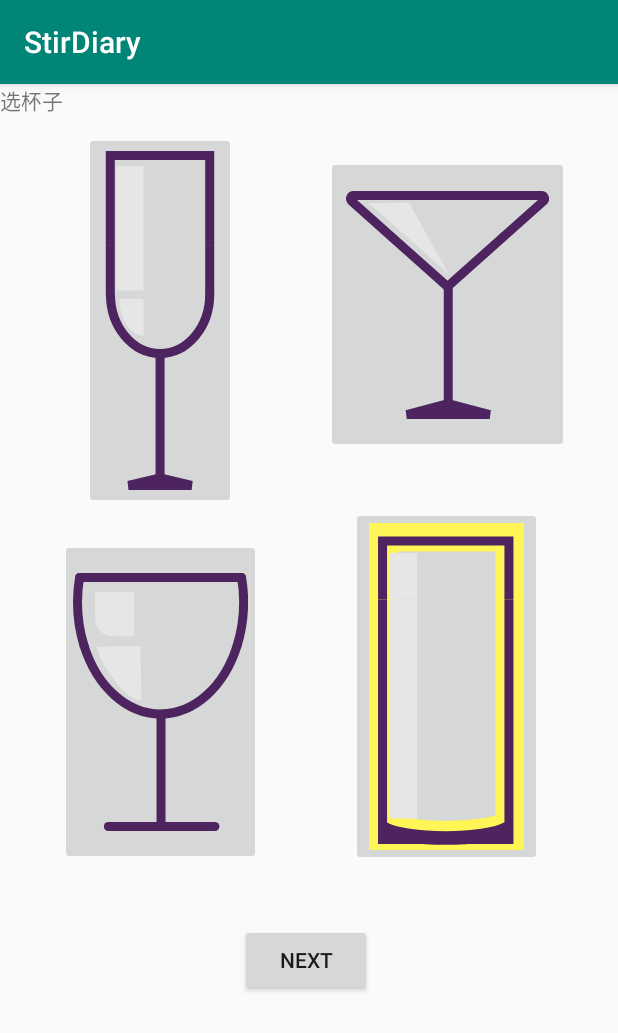
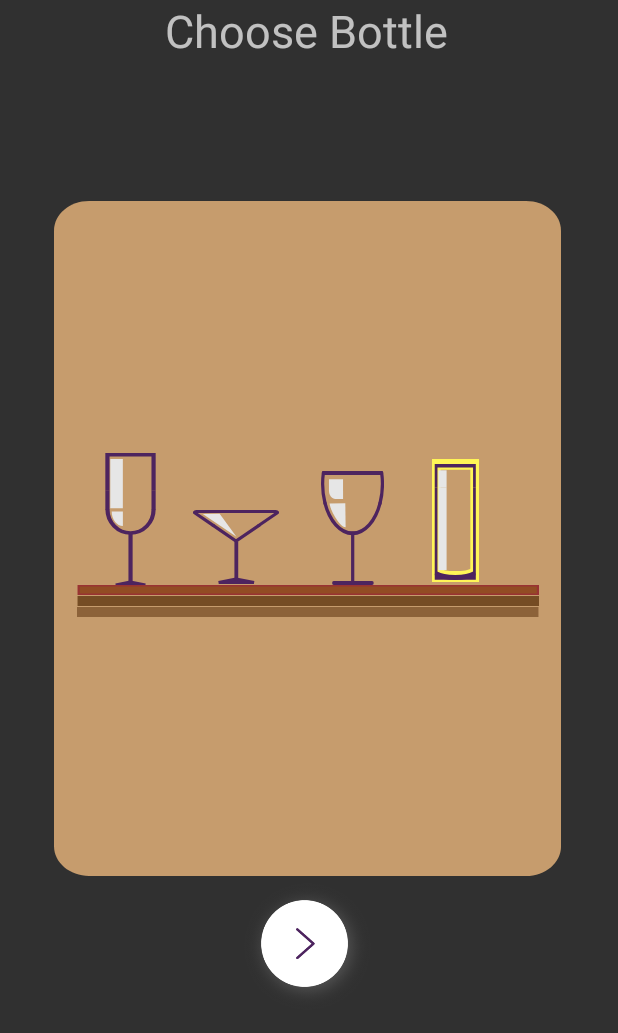
Before and after one commit to RotonNorrison/StirDiary, an Android app: the DcBottle screen opened directly, with no data from a screen before it, after a tap on an icon or button, on a phone screen of 412 x 824 dp. Shown: the top 1033 px of the screen. Run offline under Robolectric (Android 15) with nearby library versions, the phone set to English and light mode, and no system bars; 1 other tap on this screen came first.

Commit message:
CSR_Mod11（修正了好多部分）

```diff
--- a/app/build.gradle
+++ b/app/build.gradle
@@ -26,6 +26,6 @@ dependencies {
     testImplementation 'junit:junit:4.12'
     implementation 'com.google.code.gson:gson:2.8.6'
     androidTestImplementation 'androidx.test:runner:1.2.0'
-    androidTestImplementation 'androidx.test.espresso:espresso-core:3.2.0'、
-    implementation 'org.apache.xmlgraphics:batik:1.13'、
+    androidTestImplementation 'androidx.test.espresso:espresso-core:3.2.0'
+    implementation 'org.apache.xmlgraphics:batik:1.13'
 }
--- a/app/src/main/java/com/example/stirdiary/DcBottle.java
+++ b/app/src/main/java/com/example/stirdiary/DcBottle.java
@@ -13,8 +13,10 @@ public class DcBottle extends AppCompatActivity {
     protected void onCreate(Bundle savedInstanceState) {
         super.onCreate(savedInstanceState);
         setContentView(R.layout.diary_creation_bottle);
-        final Diary creatingDiary = (Diary) getIntent().getSerializableExtra("diaryInfo");
+        final Diary creatingDiary = new Diary();
         creatingDiary.showInfo();
+        //图片生成
+        final DiaryFileHelper mDFH = new DiaryFileHelper(getApplicationContext());
         //四个酒的按钮事件
         final ImageButton btn_for_choose_bottle1 = findViewById(R.id.chooseBottle_Bottle1_btn);
         final ImageButton btn_for_choose_bottle2 = findViewById(R.id.chooseBottle_Bottle2_btn);
@@ -24,10 +26,10 @@ public class DcBottle extends AppCompatActivity {
             @Override
             public void onClick(View v) {
                 creatingDiary.setBottle_kind(1);
-                btn_for_choose_bottle1.setImageResource(R.drawable.ic_glass1_chosen);
-                btn_for_choose_bottle2.setImageResource(R.drawable.ic_glass2);
-                btn_for_choose_bottle3.setImageResource(R.drawable.ic_glass3);
-                btn_for_choose_bottle4.setImageResource(R.drawable.ic_glass4);
+                btn_for_choose_bottle1.setBackgroundResource(R.drawable.ic_glass1_chosen);
+                btn_for_choose_bottle2.setBackgroundResource(R.drawable.ic_glass2);
+                btn_for_choose_bottle3.setBackgroundResource(R.drawable.ic_glass3);
+                btn_for_choose_bottle4.setBackgroundResource(R.drawable.ic_glass4);
             }
         });
 
@@ -35,10 +37,10 @@ public class DcBottle extends AppCompatActivity {
             @Override
             public void onClick(View v) {
                 creatingDiary.setBottle_kind(2);
-                btn_for_choose_bottle1.setImageResource(R.drawable.ic_glass1);
-                btn_for_choose_bottle2.setImageResource(R.drawable.ic_glass2_chosen);
-                btn_for_choose_bottle3.setImageResource(R.drawable.ic_glass3);
-                btn_for_choose_bottle4.setImageResource(R.drawable.ic_glass4);
+                btn_for_choose_bottle1.setBackgroundResource(R.drawable.ic_glass1);
+                btn_for_choose_bottle2.setBackgroundResource(R.drawable.ic_glass2_chosen);
+                btn_for_choose_bottle3.setBackgroundResource(R.drawable.ic_glass3);
+                btn_for_choose_bottle4.setBackgroundResource(R.drawable.ic_glass4);
             }
         });
 
@@ -46,10 +48,10 @@ public class DcBottle extends AppCompatActivity {
             @Override
             public void onClick(View v) {
                 creatingDiary.setBottle_kind(3);
-                btn_for_choose_bottle1.setImageResource(R.drawable.ic_glass1);
-                btn_for_choose_bottle2.setImageResource(R.drawable.ic_glass2);
-                btn_for_choose_bottle3.setImageResource(R.drawable.ic_glass3_chosen);
-                btn_for_choose_bottle4.setImageResource(R.drawable.ic_glass4);
+                btn_for_choose_bottle1.setBackgroundResource(R.drawable.ic_glass1);
+                btn_for_choose_bottle2.setBackgroundResource(R.drawable.ic_glass2);
+                btn_for_choose_bottle3.setBackgroundResource(R.drawable.ic_glass3_chosen);
+                btn_for_choose_bottle4.setBackgroundResource(R.drawable.ic_glass4);
             }
         });
 
@@ -57,10 +59,10 @@ public class DcBottle extends AppCompatActivity {
             @Override
             public void onClick(View v) {
                 creatingDiary.setBottle_kind(4);
-                btn_for_choose_bottle1.setImageResource(R.drawable.ic_glass1);
-                btn_for_choose_bottle2.setImageResource(R.drawable.ic_glass2);
-                btn_for_choose_bottle3.setImageResource(R.drawable.ic_glass3);
-                btn_for_choose_bottle4.setImageResource(R.drawable.ic_glass4_chosen);
+                btn_for_choose_bottle1.setBackgroundResource(R.drawable.ic_glass1);
+                btn_for_choose_bottle2.setBackgroundResource(R.drawable.ic_glass2);
+                btn_for_choose_bottle3.setBackgroundResource(R.drawable.ic_glass3);
+                btn_for_choose_bottle4.setBackgroundResource(R.drawable.ic_glass4_chosen);
             }
         });
 
@@ -74,6 +76,11 @@ public class DcBottle extends AppCompatActivity {
                 Intent it_for_choose_base = new Intent(DcBottle.this, DcBaseWine.class);
                 it_for_choose_base.putExtra("diaryInfo", creatingDiary);
                 startActivity(it_for_choose_base);
+                try {
+                    mDFH.generateDiarySVG("temp", creatingDiary);
+                } catch (Exception e) {
+                    e.printStackTrace();
+                }
                 finish();
             }
         });
--- a/app/src/main/java/com/example/stirdiary/DcChooseWay.java
+++ b/app/src/main/java/com/example/stirdiary/DcChooseWay.java
@@ -14,7 +14,6 @@ public class DcChooseWay extends AppCompatActivity {
 
     private RadioGroup radioGroup = null;
     private RadioButton chooseStirWay_radiobtn_duihe, chooseStirWay_radiobtn_tiaohe, chooseStirWay_radiobtn_yaohe;
-
     @Override
     protected void onCreate(Bundle savedInstanceState) {
         super.onCreate(savedInstanceState);
@@ -44,8 +43,6 @@ public class DcChooseWay extends AppCompatActivity {
                 }
             }
         });
-
-
         //下一步按钮事件绑定
         Button btn_for_continue_to_creating_final_preview;
         btn_for_continue_to_creating_final_preview =
--- a/app/src/main/java/com/example/stirdiary/DcFinal.java
+++ b/app/src/main/java/com/example/stirdiary/DcFinal.java
@@ -56,6 +56,7 @@ public class DcFinal extends AppCompatActivity {
                 finalDlist.add(creatingDiary);
                 try {
                     mDFH.saveDiaryListToFile("diary_list_storage", finalDlist);
+                    mDFH.generateDiarySVG(creatingDiary.getDiary_title(), creatingDiary);
                 } catch (Exception e) {
                     e.printStackTrace();
                 }
--- a/app/src/main/java/com/example/stirdiary/Diary.java
+++ b/app/src/main/java/com/example/stirdiary/Diary.java
@@ -18,7 +18,7 @@ public class Diary implements Serializable {
     private int stir_way;
 
 
-    public String getDiary_title() {
+    final public String getDiary_title() {
         return diary_title;
     }
 
--- a/app/src/main/java/com/example/stirdiary/MainActivity.java
+++ b/app/src/main/java/com/example/stirdiary/MainActivity.java
@@ -36,7 +36,7 @@ public class MainActivity extends AppCompatActivity {
         btn_for_creation.setOnClickListener(new View.OnClickListener() {
             @Override
             public void onClick(View v) {
-                Intent it_for_creation = new Intent(MainActivity.this, DiaryCreate.class);
+                Intent it_for_creation = new Intent(MainActivity.this, DcBottle.class);
                 startActivity(it_for_creation);
             }
 
--- /dev/null
+++ b/app/src/main/res/drawable/ic_board.xml
@@ -0,0 +1,9 @@
+<vector xmlns:android="http://schemas.android.com/apk/res/android"
+        android:width="848dp"
+        android:height="1334.5dp"
+        android:viewportWidth="848"
+        android:viewportHeight="1334.5">
+  <path
+          android:pathData="M789.4,1334.5H58.6c-32.3,0 -58.6,-26.2 -58.6,-58.6V58.6C0,26.2 26.2,0 58.6,0h730.9C821.8,0 848,26.2 848,58.6v1217.4C848,1308.3 821.8,1334.5 789.4,1334.5z"
+          android:fillColor="#C69C6D"/>
+</vector>
--- a/app/src/main/res/layout/activity_main.xml
+++ b/app/src/main/res/layout/activity_main.xml
@@ -2,7 +2,9 @@
 <RelativeLayout xmlns:android="http://schemas.android.com/apk/res/android"
                 android:orientation="vertical"
                 android:layout_width="match_parent"
-                android:layout_height="match_parent">
+                android:layout_height="match_parent"
+                android:background="#000000"
+>
 
     <ImageView
             android:id="@+id/activity_main_bakground"
--- a/app/src/main/res/layout/diary_creation_bottle.xml
+++ b/app/src/main/res/layout/diary_creation_bottle.xml
@@ -5,64 +5,69 @@
         xmlns:tools="http://schemas.android.com/tools"
         android:layout_width="match_parent"
         android:layout_height="match_parent">
-
+    <ImageView android:layout_width="338dp" android:layout_height="450dp"
+               android:background="@drawable/ic_board" app:layout_constraintTop_toTopOf="parent"
+               app:layout_constraintStart_toStartOf="parent" android:layout_marginLeft="36dp"
+               android:layout_marginTop="134dp" android:layout_marginStart="36dp"/>
+    <ImageButton
+            android:id="@+id/chooseBottle_Bottle4_btn"
+            android:layout_width="31dp"
+            android:layout_height="82dp"
+            android:background="@drawable/ic_glass4_selector"
+            app:layout_constraintStart_toEndOf="@+id/chooseBottle_Bottle3_btn" android:layout_marginLeft="32dp"
+            android:layout_marginStart="32dp" app:layout_constraintTop_toTopOf="parent"
+            android:layout_marginTop="306dp"/>
+    <ImageButton
+            android:id="@+id/chooseBottle_Bottle2_btn"
+            android:layout_width="57dp"
+            android:layout_height="49dp"
+            android:layout_marginStart="20dp"
+            android:layout_marginLeft="20dp"
+            android:layout_marginTop="340dp"
+            app:layout_constraintStart_toEndOf="@+id/chooseBottle_Bottle1_btn"
+            app:layout_constraintTop_toTopOf="parent"
+            android:background="@drawable/ic_glass2_selector"/>
     <ImageButton
             android:id="@+id/chooseBottle_Bottle3_btn"
-        android:layout_width="134dp"
-        android:layout_height="217dp"
-        android:layout_marginStart="40dp"
-        android:layout_marginLeft="40dp"
-        android:layout_marginTop="20dp"
+            android:layout_width="42dp"
+            android:layout_height="76dp"
+            android:background="@drawable/ic_glass3_selector"
+            app:layout_constraintStart_toEndOf="@+id/chooseBottle_Bottle2_btn" android:layout_marginLeft="28dp"
+            android:layout_marginStart="28dp" app:layout_constraintTop_toTopOf="parent"
+            android:layout_marginTop="314dp"/>
+    <ImageButton
+            android:id="@+id/chooseBottle_Bottle1_btn"
+            android:layout_width="43dp"
+            android:layout_height="89dp"
+            android:layout_marginStart="65dp"
+            android:layout_marginLeft="56dp"
+            android:layout_marginTop="302dp"
             app:layout_constraintStart_toStartOf="parent"
-        app:layout_constraintTop_toBottomOf="@+id/chooseBottle_Bottle1_btn"
-        app:srcCompat="@drawable/ic_glass3_selector" />
+            app:layout_constraintTop_toTopOf="parent"
+            android:background="@drawable/ic_glass1_selector"/>
 
-    <ImageButton
-        android:id="@+id/chooseBottle_Bottle4_btn"
-        android:layout_width="127dp"
-        android:layout_height="239dp"
-        android:layout_marginStart="60dp"
-        android:layout_marginLeft="60dp"
-        android:layout_marginTop="36dp"
-        app:layout_constraintStart_toEndOf="@+id/chooseBottle_Bottle3_btn"
-        app:layout_constraintTop_toBottomOf="@+id/chooseBottle_Bottle2_btn"
-        app:srcCompat="@drawable/ic_glass4_selector" />
-
-    <ImageButton
-            android:id="@+id/chooseBottle_Bottle2_btn"
-            android:layout_width="162dp"
-            android:layout_height="198dp"
-            android:layout_marginStart="60dp"
-            android:layout_marginLeft="60dp"
-            android:layout_marginTop="48dp"
-            app:layout_constraintStart_toEndOf="@+id/chooseBottle_Bottle1_btn"
-            app:layout_constraintTop_toTopOf="parent"
-            app:srcCompat="@drawable/ic_glass2_selector"/>
     <TextView
             android:layout_width="wrap_content"
             android:layout_height="wrap_content"
-        android:text="选杯子"
+            android:text="Choose Bottle"
+            android:textSize="30dp"
             app:layout_constraintStart_toStartOf="parent"
-        app:layout_constraintTop_toTopOf="parent" />
-
+            app:layout_constraintTop_toTopOf="parent"
+            android:layout_marginLeft="140dp" android:layout_marginStart="110dp"/>
     <Button
             android:id="@+id/chooseBottle_nextbtn"
-            android:layout_width="wrap_content"
-            android:layout_height="wrap_content"
+            android:layout_width="90dp"
+            android:layout_height="90dp"
             android:layout_marginStart="160dp"
             android:layout_marginLeft="160dp"
-            android:layout_marginTop="560dp"
-            android:text="Next"
+            android:layout_marginTop="586dp"
+            android:background="@drawable/next"
             app:layout_constraintStart_toStartOf="parent"
             app:layout_constraintTop_toTopOf="parent"/>
-    <ImageButton
-            android:id="@+id/chooseBottle_Bottle1_btn"
-            android:layout_width="101dp"
-            android:layout_height="251dp"
-            android:layout_marginStart="56dp"
-            android:layout_marginLeft="56dp"
-            android:layout_marginTop="32dp"
-            app:layout_constraintStart_toStartOf="parent"
-            app:layout_constraintTop_toTopOf="parent"
-            app:srcCompat="@drawable/ic_glass1_selector"/>
+    <ImageView android:layout_width="308dp" android:layout_height="21dp"
+               android:background="@drawable/ic_shelf"
+               app:layout_constraintStart_toStartOf="parent" app:layout_constraintEnd_toEndOf="parent"
+               app:layout_constraintHorizontal_bias="0.493"
+               app:layout_constraintTop_toBottomOf="@+id/chooseBottle_Bottle3_btn"/>
+
 </androidx.constraintlayout.widget.ConstraintLayout>
```
Also changed, not shown: app/src/main/AndroidManifest.xml (+13 -14 lines), app/src/main/java/com/example/stirdiary/DcBaseWine.java (+15 -4 lines), app/src/main/java/com/example/stirdiary/DcText.java (+11 -2 lines), app/src/main/java/com/example/stirdiary/DiaryCreate.java (deleted, +0 -30 lines), app/src/main/java/com/example/stirdiary/OwnDiary.java (+15 -9 lines), app/src/main/res/layout/diary_creation_page.xml (deleted, +0 -18 lines), app/src/main/res/layout/own_diary_page.xml (+37 -18 lines), app/src/main/res/drawable/next.PNG (deleted), app/src/main/res/drawable/next.png (added). Lines whose indentation alone changed are shown as unchanged.
